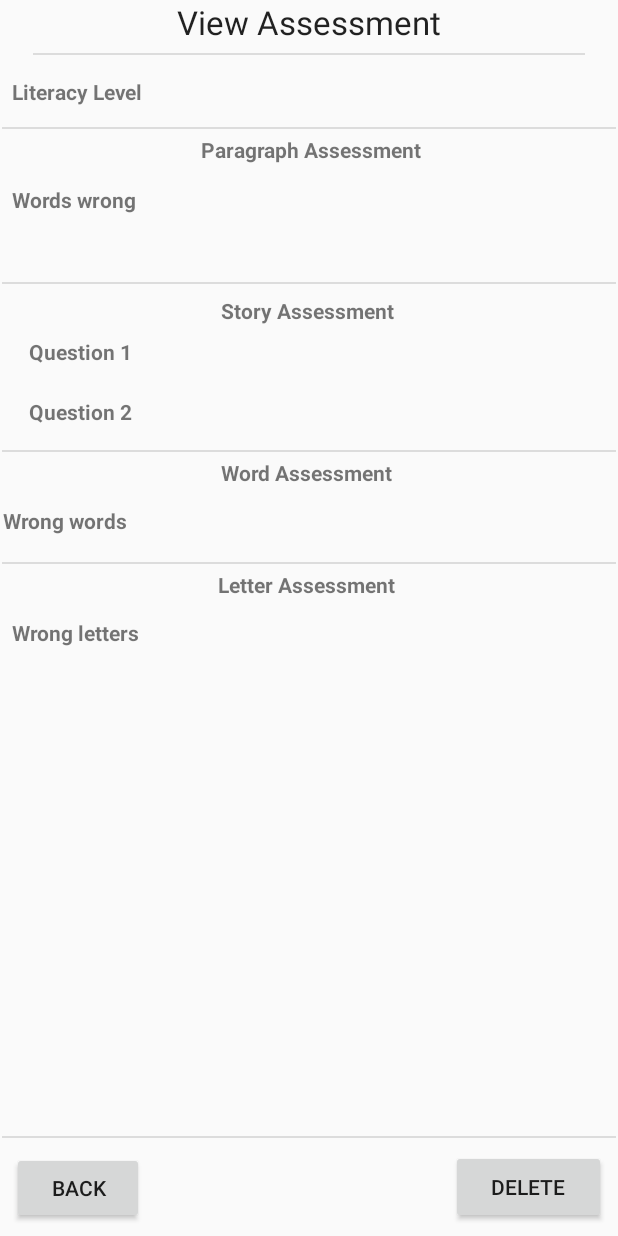
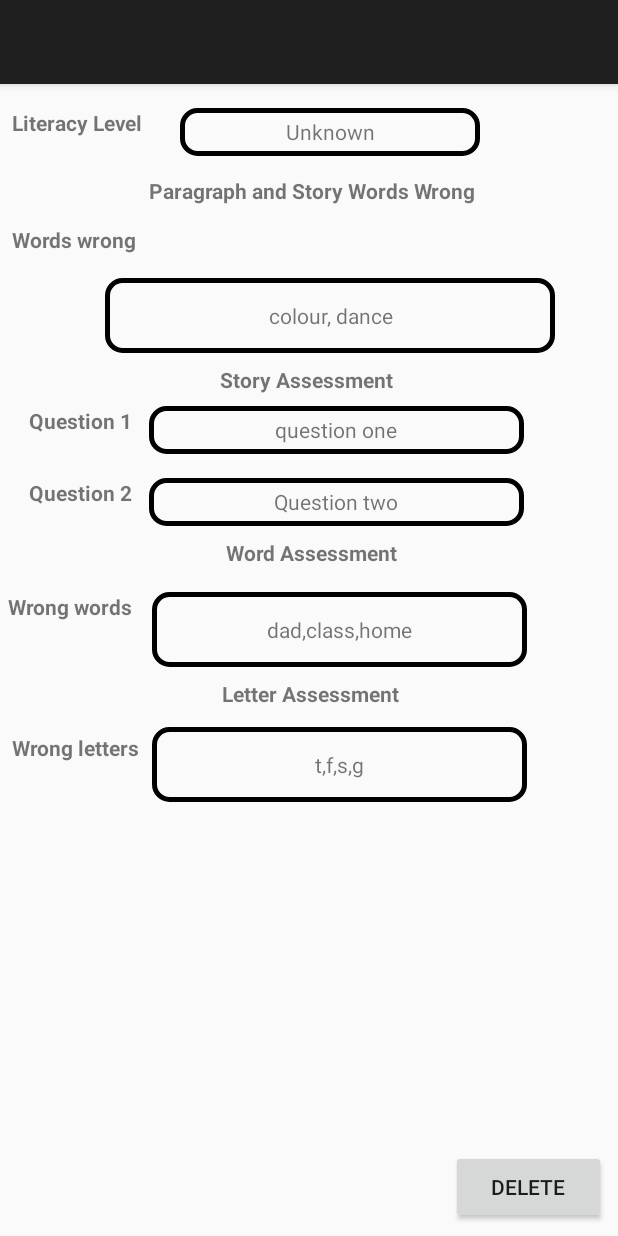
Before and after one commit to NyansapoAI/Android, an Android app: the layout activity_assessment_detail.xml on its own in the app's theme, with its tools: preview values and no code run, on a phone screen of 412 x 824 dp. Run offline under Robolectric (Android 15) with nearby library versions, the phone set to English and light mode, and no system bars; network calls fail.

Commit message:
Progress layout update

```diff
--- a/app/src/main/res/layout/activity_assessment_detail.xml
+++ b/app/src/main/res/layout/activity_assessment_detail.xml
@@ -6,27 +6,14 @@
     android:layout_height="match_parent"
     tools:context=".selectSchool">
 
-    <TextView
-        android:id="@+id/textView6"
-        android:layout_width="246dp"
-        android:layout_height="35dp"
-        android:layout_marginStart="32dp"
-        android:layout_marginEnd="32dp"
-        android:text="View Assessment"
-        android:textAlignment="center"
-        android:textAppearance="@android:style/TextAppearance.DeviceDefault.Large"
-        app:layout_constraintEnd_toEndOf="parent"
-        app:layout_constraintHorizontal_bias="0.502"
-        app:layout_constraintStart_toStartOf="parent"
-        app:layout_constraintTop_toTopOf="parent" />
-
-
     <Button
         android:id="@+id/delete_button"
         android:layout_width="103dp"
         android:layout_height="49dp"
+        android:layout_marginBottom="8dp"
         android:layout_marginEnd="8dp"
-        android:layout_marginBottom="8dp"
+        android:gravity="center"
+        android:padding="10dp"
         android:text="Delete"
         app:layout_constraintBottom_toBottomOf="parent"
         app:layout_constraintEnd_toEndOf="parent" />
@@ -35,29 +22,75 @@
         android:id="@+id/back_button"
         android:layout_width="wrap_content"
         android:layout_height="wrap_content"
+        android:layout_marginBottom="8dp"
         android:layout_marginStart="8dp"
-        android:layout_marginBottom="8dp"
         android:onClick="exportData"
         android:text="Back"
+        android:visibility="invisible"
         app:layout_constraintBottom_toBottomOf="parent"
         app:layout_constraintStart_toStartOf="parent" />
+
+
+    <TextView
+        android:id="@+id/words_wrong_view1"
+        android:layout_width="wrap_content"
+        android:layout_height="wrap_content"
+        android:layout_marginTop="12dp"
+        android:background="@drawable/bg_round"
+        android:gravity="center"
+        android:minHeight="50dp"
+        android:minWidth="250dp"
+        android:text="dad,class,home"
+        app:layout_constraintStart_toEndOf="@+id/textView28"
+        app:layout_constraintTop_toBottomOf="@+id/textView27" />
+
+    <TextView
+        android:id="@+id/textView28"
+        android:layout_width="96dp"
+        android:layout_height="22dp"
+        android:layout_marginStart="8dp"
+        android:layout_marginTop="12dp"
+        android:text="Wrong words"
+        android:textStyle="bold"
+        app:layout_constraintEnd_toEndOf="@+id/textView24"
+        app:layout_constraintHorizontal_bias="0.23"
+        app:layout_constraintStart_toStartOf="parent"
+        app:layout_constraintTop_toBottomOf="@+id/textView27" />
 
     <TextView
         android:id="@+id/textView32"
         android:layout_width="93dp"
         android:layout_height="25dp"
         android:layout_marginStart="8dp"
+        android:layout_marginTop="4dp"
         android:text="Wrong letters"
         android:textStyle="bold"
         app:layout_constraintStart_toStartOf="parent"
         app:layout_constraintTop_toTopOf="@+id/letters_wrong_view1" />
 
     <TextView
+        android:id="@+id/textView27"
+        android:layout_width="122dp"
+        android:layout_height="24dp"
+        android:layout_marginTop="8dp"
+        android:text="Word Assessment "
+        android:textAlignment="center"
+        android:textStyle="bold"
+        app:layout_constraintEnd_toEndOf="parent"
+        app:layout_constraintHorizontal_bias="0.512"
+        app:layout_constraintStart_toStartOf="parent"
+        app:layout_constraintTop_toBottomOf="@+id/question2_view1" />
+
+    <TextView
         android:id="@+id/letters_wrong_view1"
-        android:layout_width="212dp"
-        android:layout_height="35dp"
-        android:layout_marginStart="8dp"
+        android:layout_width="wrap_content"
+        android:layout_height="wrap_content"
         android:layout_marginTop="8dp"
+        android:background="@drawable/bg_round"
+        android:gravity="center"
+        android:minHeight="50dp"
+        android:minWidth="250dp"
+        android:text="t,f,s,g"
         app:layout_constraintStart_toEndOf="@+id/textView32"
         app:layout_constraintTop_toBottomOf="@+id/textView34" />
 
@@ -65,32 +98,28 @@
         android:id="@+id/textView34"
         android:layout_width="171dp"
         android:layout_height="24dp"
+        android:layout_marginEnd="8dp"
         android:layout_marginStart="8dp"
-        android:layout_marginTop="4dp"
-        android:layout_marginEnd="8dp"
+        android:layout_marginTop="8dp"
         android:text="Letter Assessment "
         android:textAlignment="center"
         android:textStyle="bold"
         app:layout_constraintEnd_toEndOf="parent"
-        app:layout_constraintHorizontal_bias="0.5"
+        app:layout_constraintHorizontal_bias="0.513"
         app:layout_constraintStart_toStartOf="parent"
-        app:layout_constraintTop_toBottomOf="@+id/divider16" />
-
-    <TextView
-        android:id="@+id/words_wrong_view1"
-        android:layout_width="206dp"
-        android:layout_height="29dp"
-        android:layout_marginStart="8dp"
-        android:layout_marginTop="8dp"
-        app:layout_constraintStart_toEndOf="@+id/textView28"
-        app:layout_constraintTop_toBottomOf="@+id/textView27" />
+        app:layout_constraintTop_toBottomOf="@+id/words_wrong_view1" />
 
     <TextView
         android:id="@+id/question2_view1"
-        android:layout_width="219dp"
-        android:layout_height="31dp"
+        android:layout_width="wrap_content"
+        android:layout_height="wrap_content"
         android:layout_marginStart="8dp"
-        android:layout_marginTop="12dp"
+        android:layout_marginTop="16dp"
+        android:background="@drawable/bg_round"
+        android:gravity="center"
+        android:minHeight="32dp"
+        android:minWidth="250dp"
+        android:text="Question two"
         app:layout_constraintStart_toEndOf="@+id/textView24"
         app:layout_constraintTop_toBottomOf="@+id/question1_view1" />
 
@@ -107,7 +136,6 @@
         app:layout_constraintStart_toStartOf="parent"
         app:layout_constraintTop_toBottomOf="@+id/question1_view1" />
 
-
     <TextView
         android:id="@+id/textView16"
         android:layout_width="wrap_content"
@@ -119,18 +147,20 @@
         app:layout_constraintStart_toStartOf="parent"
         app:layout_constraintTop_toBottomOf="@+id/textView20" />
 
+
     <TextView
         android:id="@+id/para_wrong_view1"
-        android:layout_width="match_parent"
+        android:layout_width="300dp"
         android:layout_height="wrap_content"
-        android:layout_margin="5dp"
-        android:layout_marginStart="8dp"
-        android:layout_marginEnd="8dp"
+        android:padding="15dp"
+        android:text="colour, dance"
+        android:layout_marginTop="16dp"
+        android:background="@drawable/bg_round"
         android:gravity="center"
         android:minHeight="32dp"
-        android:padding="5dp"
-        app:layout_constraintEnd_toEndOf="parent"
-        app:layout_constraintStart_toStartOf="parent"
+
+        app:layout_constraintEnd_toEndOf="@+id/literacy_level_view"
+        app:layout_constraintStart_toStartOf="@+id/literacy_level_view"
         app:layout_constraintTop_toBottomOf="@+id/textView16" />
 
     <TextView
@@ -142,22 +172,23 @@
         android:textAlignment="center"
         android:textStyle="bold"
         app:layout_constraintEnd_toEndOf="parent"
-        app:layout_constraintHorizontal_bias="0.5"
+        app:layout_constraintHorizontal_bias="0.498"
         app:layout_constraintStart_toStartOf="parent"
-        app:layout_constraintTop_toBottomOf="@+id/divider15" />
+        app:layout_constraintTop_toBottomOf="@+id/para_wrong_view1" />
 
     <TextView
         android:id="@+id/textView20"
-        android:layout_width="177dp"
-        android:layout_height="25dp"
-        android:layout_marginTop="4dp"
-        android:text="Paragraph Assessment "
+        android:layout_width="wrap_content"
+        android:layout_height="wrap_content"
+        android:layout_marginTop="8dp"
+        android:padding="5dp"
+        android:text="Paragraph and Story Words Wrong"
         android:textAlignment="center"
         android:textStyle="bold"
         app:layout_constraintEnd_toEndOf="parent"
         app:layout_constraintHorizontal_bias="0.512"
         app:layout_constraintStart_toStartOf="parent"
-        app:layout_constraintTop_toBottomOf="@+id/divider19" />
+        app:layout_constraintTop_toBottomOf="@+id/literacy_level_view" />
 
     <TextView
         android:id="@+id/textView23"
@@ -174,37 +205,17 @@
 
     <TextView
         android:id="@+id/question1_view1"
-        android:layout_width="219dp"
-        android:layout_height="28dp"
+        android:layout_width="wrap_content"
+        android:layout_height="wrap_content"
         android:layout_marginStart="8dp"
-        android:layout_marginTop="4dp"
+        android:layout_marginTop="8dp"
+        android:background="@drawable/bg_round"
+        android:gravity="center"
+        android:minHeight="32dp"
+        android:minWidth="250dp"
+        android:text="question one"
         app:layout_constraintStart_toEndOf="@+id/textView23"
         app:layout_constraintTop_toBottomOf="@+id/textView19" />
-
-    <TextView
-        android:id="@+id/textView27"
-        android:layout_width="122dp"
-        android:layout_height="24dp"
-        android:layout_marginTop="4dp"
-        android:text="Word Assessment "
-        android:textAlignment="center"
-        android:textStyle="bold"
-        app:layout_constraintEnd_toEndOf="parent"
-        app:layout_constraintHorizontal_bias="0.5"
-        app:layout_constraintStart_toStartOf="parent"
-        app:layout_constraintTop_toBottomOf="@+id/divider18" />
-
-    <TextView
-        android:id="@+id/textView28"
-        android:layout_width="96dp"
-        android:layout_height="22dp"
-        android:layout_marginStart="8dp"
-        android:layout_marginTop="8dp"
-        android:text="Wrong words"
-        android:textStyle="bold"
-        app:layout_constraintEnd_toEndOf="@+id/textView24"
-        app:layout_constraintStart_toStartOf="parent"
-        app:layout_constraintTop_toBottomOf="@+id/textView27" />
 
     <TextView
         android:id="@+id/textView37"
@@ -215,90 +226,25 @@
         android:text="Literacy Level "
         android:textStyle="bold"
         app:layout_constraintStart_toStartOf="parent"
-        app:layout_constraintTop_toBottomOf="@+id/textView6" />
+        app:layout_constraintTop_toBottomOf="@+id/toolbar" />
 
     <TextView
         android:id="@+id/literacy_level_view"
-        android:layout_width="216dp"
-        android:layout_height="25dp"
-        android:layout_marginStart="8dp"
+        android:layout_width="wrap_content"
+        android:layout_height="wrap_content"
+        android:layout_marginStart="16dp"
         android:layout_marginTop="16dp"
+        android:background="@drawable/bg_round"
+        android:gravity="center"
+        android:minHeight="32dp"
+        android:minWidth="200dp"
+        android:text="Unknown"
         app:layout_constraintStart_toEndOf="@+id/textView37"
-        app:layout_constraintTop_toBottomOf="@+id/textView6" />
+        app:layout_constraintTop_toBottomOf="@+id/toolbar" />
 
-    <View
-        android:id="@+id/divider16"
-        android:layout_width="409dp"
-        android:layout_height="1dp"
-        android:layout_marginStart="8dp"
-        android:layout_marginTop="8dp"
-        android:layout_marginEnd="8dp"
-        android:background="?android:attr/listDivider"
-        app:layout_constraintEnd_toEndOf="parent"
-        app:layout_constraintStart_toStartOf="parent"
-        app:layout_constraintTop_toBottomOf="@+id/words_wrong_view1" />
-
-    <View
-        android:id="@+id/divider15"
-        android:layout_width="409dp"
-        android:layout_height="1dp"
-        android:layout_marginStart="8dp"
-        android:layout_marginTop="8dp"
-        android:layout_marginEnd="8dp"
-        android:background="?android:attr/listDivider"
-        app:layout_constraintEnd_toEndOf="parent"
-        app:layout_constraintStart_toStartOf="parent"
-        app:layout_constraintTop_toBottomOf="@+id/para_wrong_view1" />
-
-    <View
-        android:id="@+id/divider8"
-        android:layout_width="368dp"
-        android:layout_height="1dp"
-        android:layout_marginStart="8dp"
-        android:layout_marginEnd="8dp"
-        android:background="?android:attr/listDivider"
-        app:layout_constraintEnd_toEndOf="parent"
-        app:layout_constraintHorizontal_bias="0.5"
-        app:layout_constraintStart_toStartOf="parent"
-        app:layout_constraintTop_toBottomOf="@+id/textView6" />
-
-    <View
-        android:id="@+id/divider10"
-        android:layout_width="409dp"
-        android:layout_height="1dp"
-        android:layout_marginStart="8dp"
-        android:layout_marginEnd="8dp"
-        android:layout_marginBottom="8dp"
-        android:background="?android:attr/listDivider"
-        android:visibility="visible"
-        app:layout_constraintBottom_toTopOf="@+id/delete_button"
-        app:layout_constraintEnd_toEndOf="parent"
-        app:layout_constraintStart_toStartOf="parent" />
-
-    <View
-        android:id="@+id/divider18"
-        android:layout_width="409dp"
-        android:layout_height="1dp"
-        android:layout_marginStart="8dp"
-        android:layout_marginTop="8dp"
-        android:layout_marginEnd="8dp"
-        android:background="?android:attr/listDivider"
-        app:layout_constraintEnd_toEndOf="parent"
-        app:layout_constraintStart_toStartOf="parent"
-        app:layout_constraintTop_toBottomOf="@+id/question2_view1" />
-
-    <View
-        android:id="@+id/divider19"
-        android:layout_width="409dp"
-        android:layout_height="1dp"
-        android:layout_marginStart="8dp"
-        android:layout_marginTop="8dp"
-        android:layout_marginEnd="8dp"
-        android:background="?android:attr/listDivider"
-        app:layout_constraintEnd_toEndOf="parent"
-        app:layout_constraintStart_toStartOf="parent"
-        app:layout_constraintTop_toBottomOf="@+id/literacy_level_view"
-        tools:visibility="visible" />
+    <include
+        android:id="@+id/toolbar"
+        layout="@layout/back_toolbar" />
 
 </android.support.constraint.ConstraintLayout>
 <!--<?xml version="1.0" encoding="utf-8"?>
--- a/app/src/main/res/layout/activity_register_student.xml
+++ b/app/src/main/res/layout/activity_register_student.xml
@@ -142,8 +142,7 @@
         android:id="@+id/create_button"
         android:layout_width="match_parent"
         android:layout_height="wrap_content"
-        android:onClick="goHome"
-        android:text="Create"
+        android:text="Register"
         app:layout_constraintBottom_toBottomOf="parent"
         app:layout_constraintEnd_toEndOf="parent"
         app:layout_constraintStart_toStartOf="parent" />
--- a/app/src/main/res/layout/activity_register_teacher.xml
+++ b/app/src/main/res/layout/activity_register_teacher.xml
@@ -8,7 +8,7 @@
     tools:context=".TeacherLogin">
 
     <Button
-        android:id="@+id/button13"
+        android:id="@+id/register_teacher"
         android:layout_width="wrap_content"
         android:layout_height="wrap_content"
         android:layout_marginTop="8dp"
--- a/app/src/main/res/layout/activity_student_details.xml
+++ b/app/src/main/res/layout/activity_student_details.xml
@@ -98,13 +98,14 @@
         android:layout_width="match_parent"
         android:layout_height="300dp"
         android:layout_marginStart="8dp"
-        android:layout_marginTop="8dp"
+        android:layout_marginTop="50dp"
         android:layout_marginEnd="8dp"
         app:layout_constraintEnd_toEndOf="parent"
         app:layout_constraintStart_toStartOf="parent"
         app:layout_constraintTop_toBottomOf="@+id/textView31" />
 
     <Button
+        android:visibility="invisible"
         android:id="@+id/home_button"
         android:layout_width="wrap_content"
         android:layout_height="wrap_content"
@@ -113,6 +114,7 @@
         app:layout_constraintStart_toStartOf="parent" />
 
     <Button
+        android:visibility="invisible"
         android:id="@+id/new_assessment"
         android:layout_width="wrap_content"
         android:layout_height="wrap_content"
--- a/app/src/main/res/layout/activity_view_assessment.xml
+++ b/app/src/main/res/layout/activity_view_assessment.xml
@@ -259,14 +259,13 @@
         android:id="@+id/divider10"
         android:layout_width="409dp"
         android:layout_height="1dp"
-        android:layout_marginBottom="8dp"
         android:layout_marginEnd="8dp"
         android:layout_marginStart="8dp"
         android:background="?android:attr/listDivider"
         android:visibility="visible"
-        app:layout_constraintBottom_toTopOf="@+id/delete_button"
         app:layout_constraintEnd_toEndOf="parent"
-        app:layout_constraintStart_toStartOf="parent" />
+        app:layout_constraintStart_toStartOf="parent"
+        tools:layout_editor_absoluteY="665dp" />
 
     <View
         android:id="@+id/divider18"
```
Also changed, not shown: app/src/main/java/com/example/edward/nyansapo/AddDialog.java (added, +55 -0 lines), app/src/main/java/com/example/edward/nyansapo/Assessment.java (+6 -5 lines), app/src/main/java/com/example/edward/nyansapo/RegisterTeacher.java (+31 -1 lines), app/src/main/java/com/example/edward/nyansapo/assessment_detail.java (+30 -0 lines), app/src/main/java/com/example/edward/nyansapo/home.java (+22 -1 lines), app/src/main/java/com/example/edward/nyansapo/loading_progressBar.java (added, +29 -0 lines), app/src/main/java/com/example/edward/nyansapo/registerStudent.java (+31 -3 lines), app/src/main/java/com/example/edward/nyansapo/story_assessment.java (+16 -3 lines), app/src/main/java/com/example/edward/nyansapo/studentDetails.java (+6 -7 lines), app/src/main/java/com/example/edward/nyansapo/student_assessments.java (+18 -5 lines), app/src/main/res/layout/progress_layout.xml (added, +23 -0 lines).
